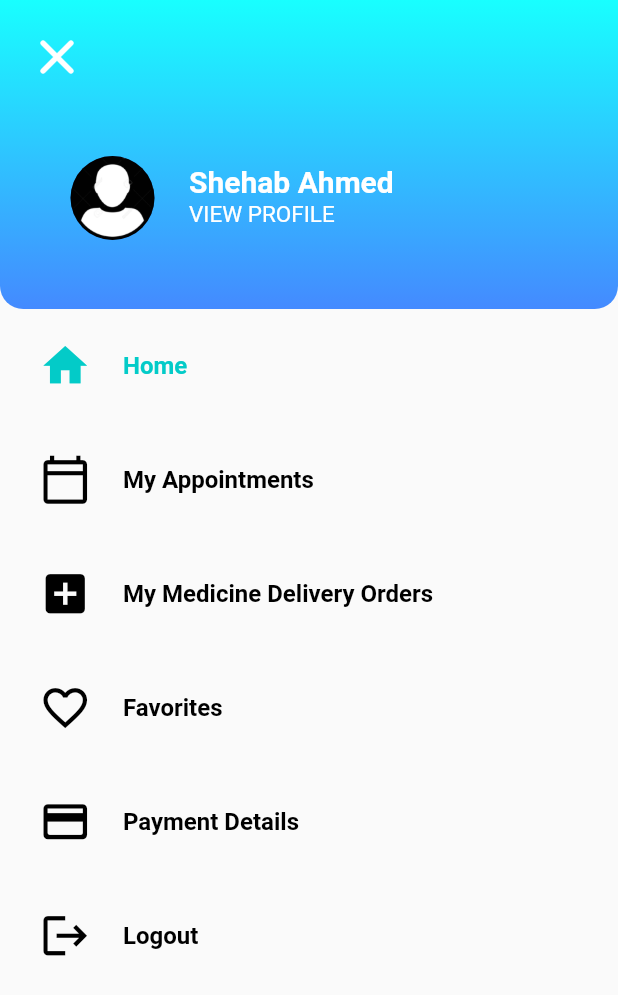
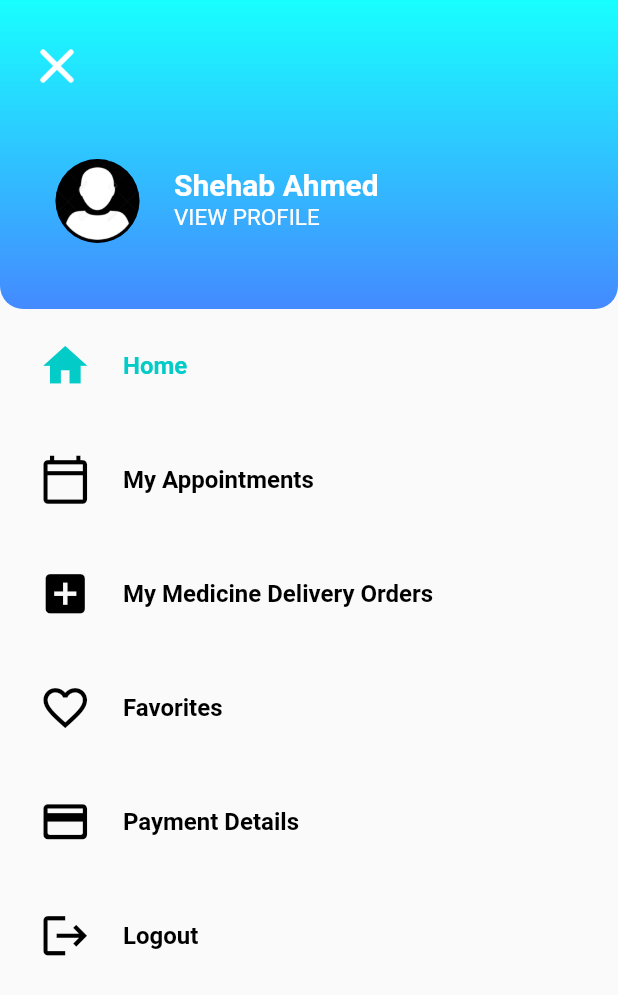
Before and after one commit to Shehab1997/doctors-booking-app, a Flutter app: the ProfilePage screen opened directly, on a phone screen of 412 x 824 dp. Shown: the top 995 px of the screen. Run offline on Flutter 3.47's test engine with Material 2 defaults, Android fonts, the phone set to English and light mode, and no system bars; network calls fail.

Commit message:
new commit by me

```diff
--- a/lib/profile.dart
+++ b/lib/profile.dart
@@ -38,7 +38,7 @@ class _ProfilePageState extends State<ProfilePage> {
                       Navigator.pop(context);
                     }),
                 ListTile(
-                  contentPadding: EdgeInsets.all(30),
+                  contentPadding: EdgeInsets.all(20),
                   leading: CircleAvatar(
                     minRadius: 35,
                     maxRadius: 35,
```
